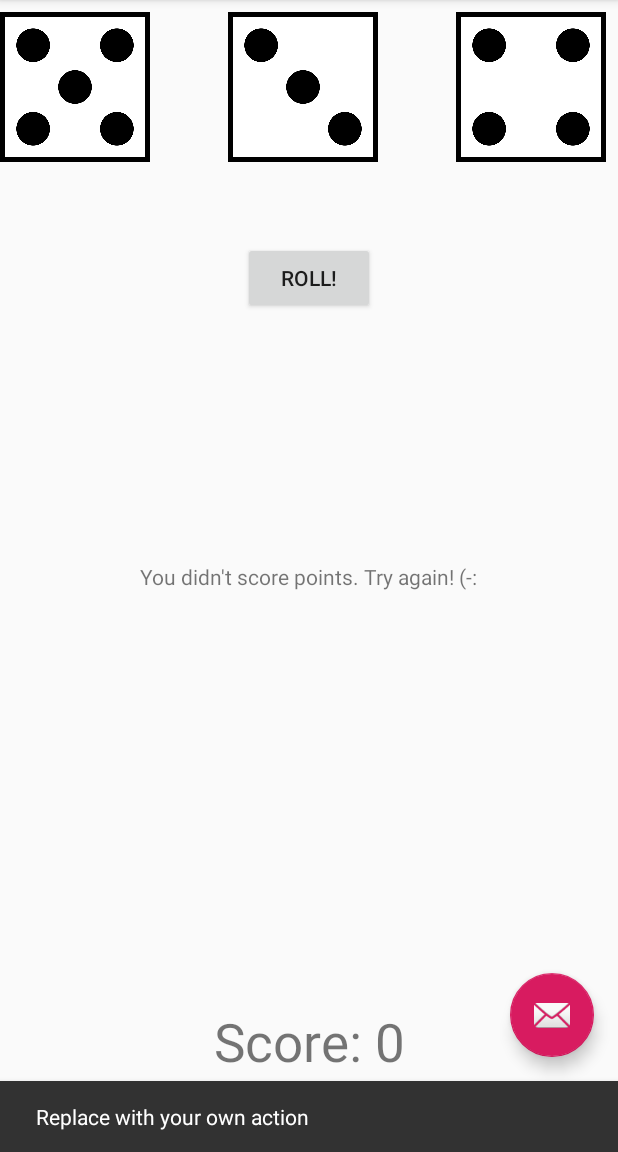
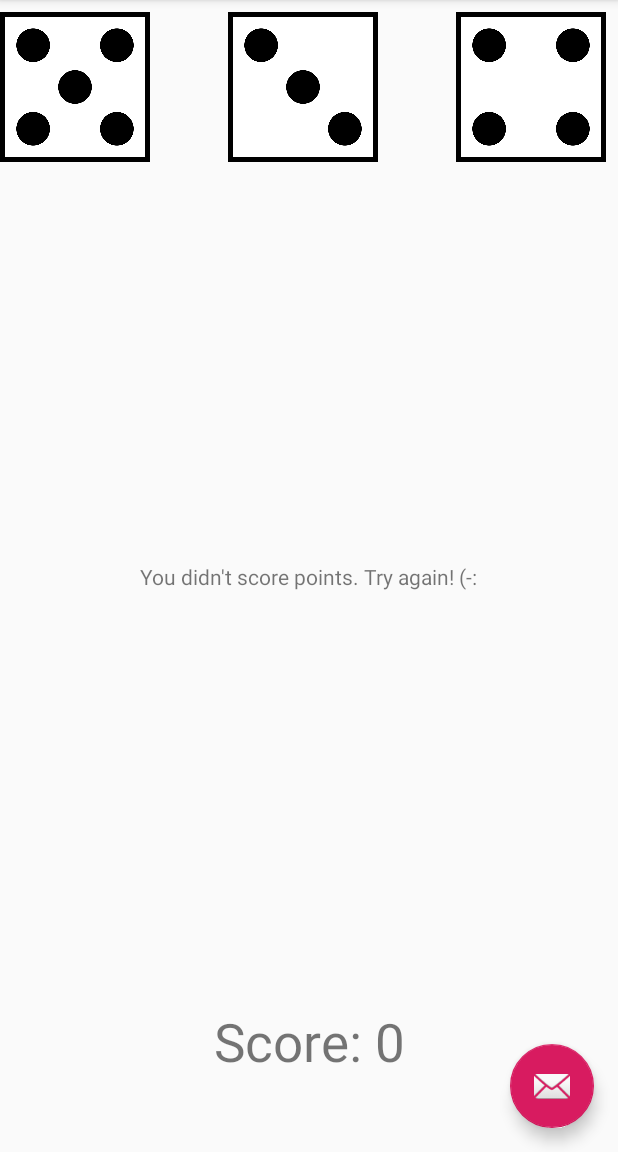
Before and after one commit to Michael-Bissinger/Dice-Roll-Android, an Android app: the screen it shows after launch (MainActivity), after a tap on an icon or button, on a phone screen of 412 x 824 dp, the part 84-1236 px from its top. Run offline under Robolectric (Android 15) with nearby library versions, the phone set to English and light mode, and no system bars; 1 other tap on this screen came first.

Commit message:
remove button for rolling and swt floating button to roll dice

```diff
--- a/app/src/main/java/example/com/MainActivity.java
+++ b/app/src/main/java/example/com/MainActivity.java
@@ -47,8 +47,9 @@ public class MainActivity extends AppCompatActivity {
         fab.setOnClickListener(new View.OnClickListener() {
             @Override
             public void onClick(View view) {
-                Snackbar.make(view, "Replace with your own action", Snackbar.LENGTH_LONG)
-                        .setAction("Action", null).show();
+
+                rollDice(view);
+
             }
         });
 
@@ -56,7 +57,7 @@ public class MainActivity extends AppCompatActivity {
         score = 0;
 
         rollResult = (TextView) findViewById(R.id.rollResult);
-        rollButton = (Button) findViewById(R.id.rollButton);
+        //rollButton = (Button) findViewById(R.id.rollButton);
         scoreText = findViewById(R.id.scoreText);
 
         Toast.makeText(getApplicationContext(), "Application starting!", Toast.LENGTH_SHORT).show();
--- a/app/src/main/res/layout/content_main.xml
+++ b/app/src/main/res/layout/content_main.xml
@@ -20,24 +20,6 @@
         app:layout_constraintBottom_toBottomOf="parent"
         app:layout_constraintLeft_toLeftOf="parent"
         app:layout_constraintRight_toRightOf="parent"
-        app:layout_constraintTop_toTopOf="parent" />
-
-    <Button
-        android:id="@+id/rollButton"
-        android:layout_width="wrap_content"
-        android:layout_height="wrap_content"
-        android:layout_below="@+id/die2Image"
-        android:layout_marginStart="8dp"
-        android:layout_marginLeft="8dp"
-        android:layout_marginTop="4dp"
-        android:layout_marginEnd="8dp"
-        android:layout_marginRight="8dp"
-        android:layout_marginBottom="8dp"
-        android:onClick="rollDice"
-        android:text="Roll!"
-        app:layout_constraintBottom_toTopOf="@+id/rollResult"
-        app:layout_constraintEnd_toEndOf="parent"
-        app:layout_constraintStart_toStartOf="parent"
         app:layout_constraintTop_toTopOf="parent" />
 
 
```
Lines whose indentation alone changed are shown as unchanged.
